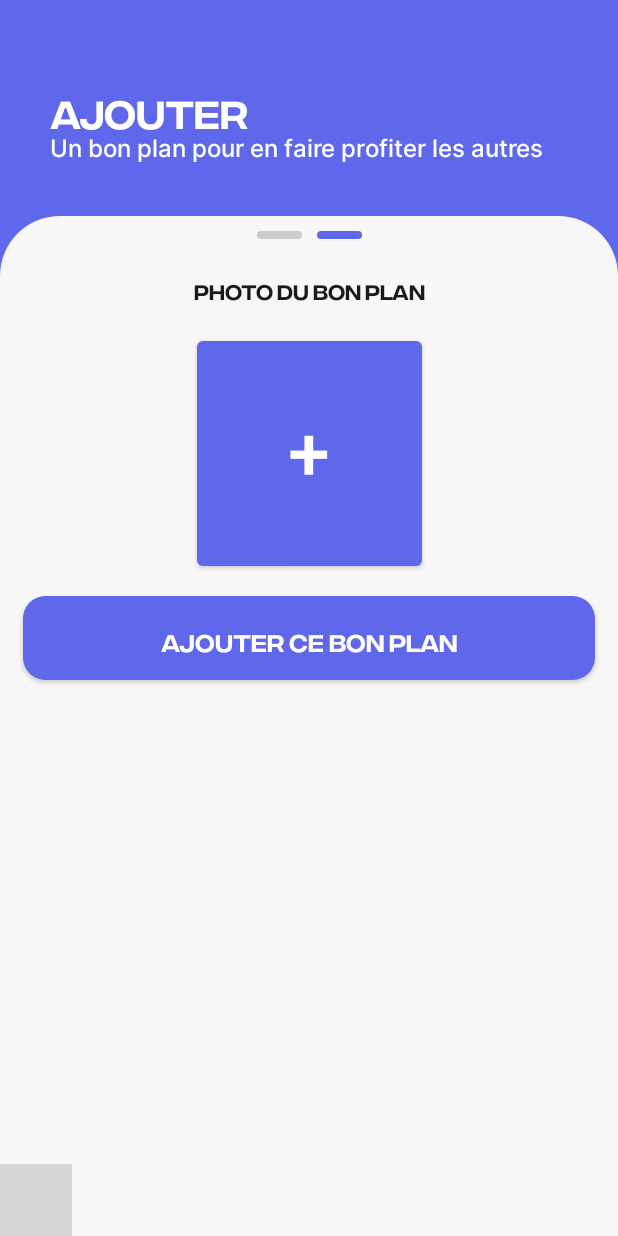
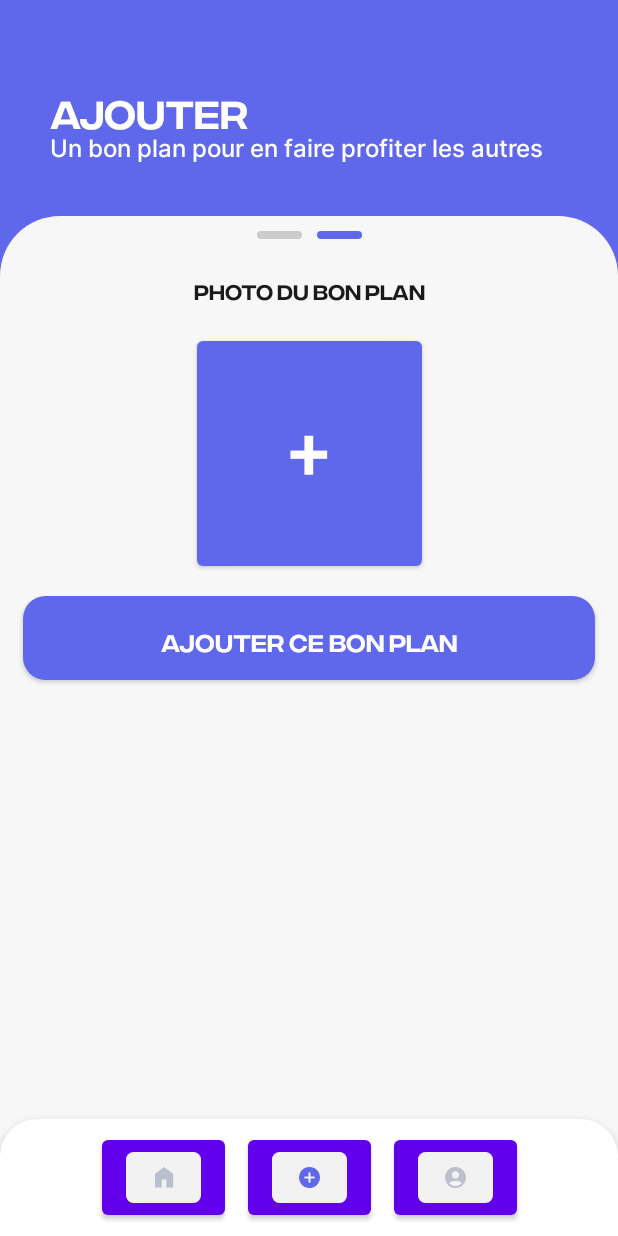
Before and after one commit to MaxLepan/yapadsou, an Android app built with Jetpack Compose: the @Preview function AddPlanPhotoPreview, on a phone screen of 412 x 824 dp. Run offline under Robolectric (Android 15) with nearby library versions, the phone set to English and light mode, and no system bars; grey boxes are pictures that could not be loaded.

Commit message:
Added navigation

```diff
--- a/app/src/main/java/com/maxlepan/yapadsou/modules/AddPlan_photo/AddPlanPhotoView.kt
+++ b/app/src/main/java/com/maxlepan/yapadsou/modules/AddPlan_photo/AddPlanPhotoView.kt
@@ -25,13 +25,14 @@ import androidx.compose.ui.tooling.preview.Preview
 import androidx.compose.ui.unit.dp
 import androidx.compose.ui.unit.sp
 import androidx.compose.ui.zIndex
+import androidx.navigation.NavHostController
 import com.maxlepan.yapadsou.ui.components.BlueButtonView
 import com.maxlepan.yapadsou.ui.components.Footer
 import com.maxlepan.yapadsou.ui.theme.MediumBlue
 import com.maxlepan.yapadsou.ui.theme.Typography
 
 @Composable
-fun AddPlanPhotoView() {
+fun AddPlanPhotoView(navController : NavHostController?) {
     var imageUri by remember {
         mutableStateOf<Uri?>(null)
     }
@@ -178,7 +179,8 @@ fun AddPlanPhotoView() {
             },
             bottomBar = {
                 Footer(
-                    selected = 1
+                    selected = 1,
+                    navController = navController
                 )
             }
         )
@@ -188,5 +190,5 @@ fun AddPlanPhotoView() {
 @Preview(showBackground = true)
 @Composable
 fun AddPlanPhotoPreview() {
-    AddPlanPhotoView()
+    AddPlanPhotoView(null)
 }
--- a/app/src/main/java/com/maxlepan/yapadsou/modules/Connection/ConnectionView.kt
+++ b/app/src/main/java/com/maxlepan/yapadsou/modules/Connection/ConnectionView.kt
@@ -68,11 +68,12 @@ fun ConnectionView() {
                 AddPlanDescView(
                     navigateToAddPlanPhoto = {
                         navController.navigate("add-plan-photo")
-                    }
+                    },
+                    navController = navController
                 )
             }
             composable("add-plan-photo") {
-                AddPlanPhotoView()
+                AddPlanPhotoView(navController)
             }
         }
 
--- a/app/src/main/java/com/maxlepan/yapadsou/ui/components/footer.kt
+++ b/app/src/main/java/com/maxlepan/yapadsou/ui/components/footer.kt
@@ -32,7 +32,7 @@ fun Footer(selected: Int, navController: NavHostController?) {
         IconFooter(
             icon = R.drawable.circle_add_icon,
             iconActive = R.drawable.circle_add_icon_active,
-            navDirection = "onboarding",
+            navDirection = "add-plan-description",
             selected = false
         ),
         IconFooter(
@@ -69,9 +69,15 @@ fun Footer(selected: Int, navController: NavHostController?) {
                     if (iconFooter.selected) {
                         res = iconFooter.iconActive
                     }
-                    Button(onClick = {
-                        navController?.navigate(iconFooter.navDirection)
-                    }) {
+                    Button(
+                        onClick = {
+                            if (!iconFooter.selected) {
+                                navController?.navigate(iconFooter.navDirection)
+                            }
+                        },
+                        modifier = Modifier
+                            .padding(0.dp)
+                    ) {
                         Image(
 
                             painter = painterResource(id = res),
```
